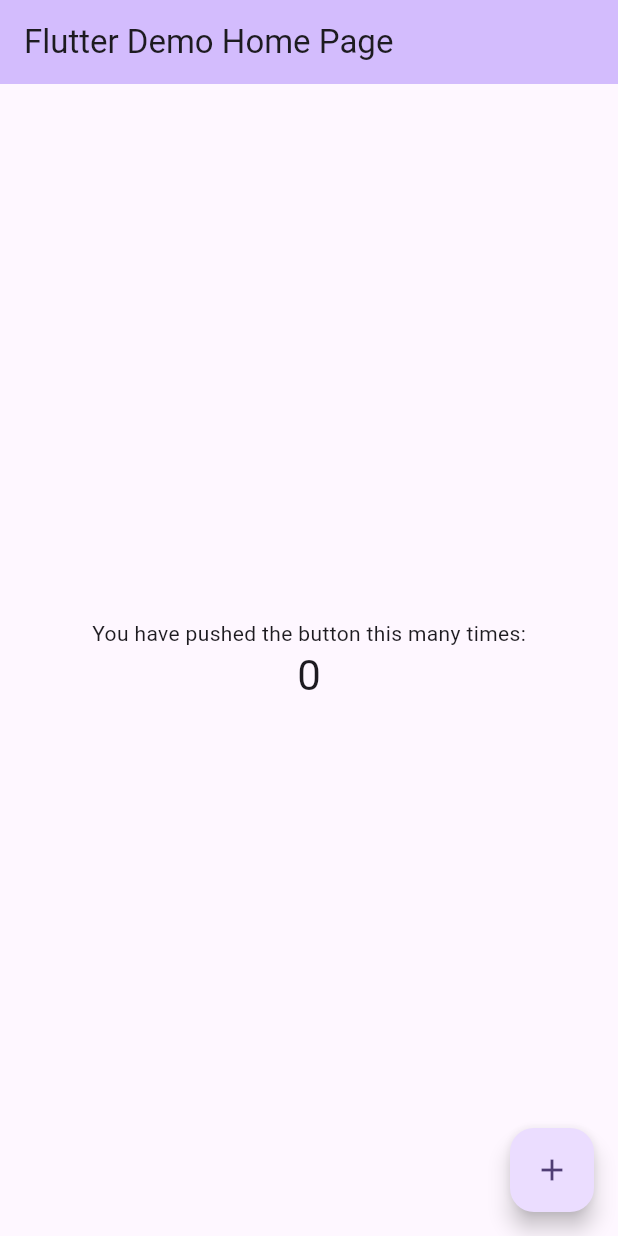
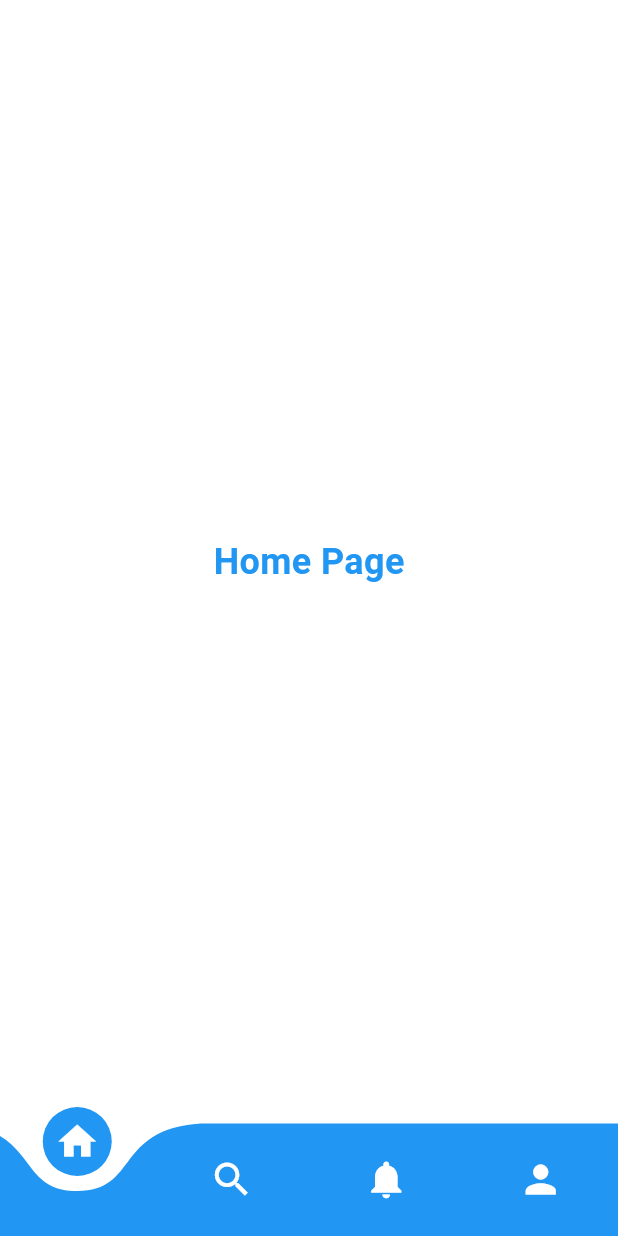
Before and after one commit to CableMoMo2027/Project_Flutter, a Flutter app: the screen it shows after launch, on a phone screen of 412 x 824 dp. Run offline on Flutter 3.47's test engine with Material 3 defaults, Android fonts, the phone set to English and light mode, and no system bars; drawn by our look-alikes of curved_navigation_bar.

Commit message:
first commit

```diff
--- /dev/null
+++ b/lib/Constant/app_constant.dart
@@ -0,0 +1,17 @@
+import 'package:flutter/material.dart';
+
+const Color primaryColor = Colors.blue;
+const Color secondaryColor = Colors.grey;
+
+const Color accentColor = Color.fromARGB(255, 0, 255, 0);
+
+TextStyle headingStyle = TextStyle(
+  fontSize: 24,
+  fontWeight: FontWeight.bold,
+  color: primaryColor,
+);
+
+TextStyle bodyStyle = TextStyle(
+  fontSize: 16,
+  color: secondaryColor,
+);
--- /dev/null
+++ b/lib/Screen/Home_Screen.dart
@@ -0,0 +1,52 @@
+import 'package:curved_navigation_bar/curved_navigation_bar.dart';
+import 'package:flutter/material.dart';
+import 'package:galleria_app/Screen/Profile_Screen.dart';
+import '../Constant/app_constant.dart';
+
+class HomeScreen extends StatefulWidget {
+  const HomeScreen({super.key});
+
+  @override
+  State<HomeScreen> createState() => _HomeScreenState();
+}
+
+class _HomeScreenState extends State<HomeScreen> {
+  int _pageIndex = 0;
+  final List<Widget> pages = [
+    Center(child: Text("Home Page", style: headingStyle,),),
+    Center(child: Text("Search Page", style: headingStyle,),),
+    Center(child: Text("Notification Page", style: headingStyle,),),
+    ProfileScreen()
+  ];
+  @override
+  Widget build(BuildContext context) {
+    return Scaffold(
+      backgroundColor: const Color.fromARGB(255, 255, 255, 255),
+
+      // body: Text(
+      //   'Welcome to Galleria App',
+      //   style: headingStyle,
+      //   textAlign: TextAlign.center,
+      // ),
+
+      body: pages[_pageIndex],
+
+      bottomNavigationBar: CurvedNavigationBar(
+        backgroundColor: Colors.transparent,
+        color: primaryColor,
+        items: [
+          Icon(Icons.home, color: const Color.fromARGB(255, 255, 255, 255), size: 30,),
+          Icon(Icons.search, color: const Color.fromARGB(255, 255, 255, 255), size: 30,),
+          Icon(Icons.notifications, color: const Color.fromARGB(255, 255, 255, 255), size: 30,),
+          Icon(Icons.person, color: const Color.fromARGB(255, 255, 255, 255), size: 30,),
+        ],
+        onTap: (index) {
+          setState(() {
+            _pageIndex = index;
+          });
+          // Handle navigation bar tap here
+        }
+        ),
+    );
+  }
+}
--- /dev/null
+++ b/lib/Screen/Profile_Screen.dart
@@ -0,0 +1,11 @@
+import 'package:flutter/material.dart';
+import '../Constant/app_constant.dart';
+
+class ProfileScreen extends StatelessWidget {
+  const ProfileScreen({super.key});
+
+  @override
+  Widget build(BuildContext context) {
+    return Center(child: Text("Profile Screen", style: headingStyle,),);
+  }
+}
--- a/lib/main.dart
+++ b/lib/main.dart
@@ -1,122 +1,20 @@
 import 'package:flutter/material.dart';
 
+import 'Screen/Home_Screen.dart';
+
 void main() {
-  runApp(const MyApp());
+  runApp(MyApp());
 }
 
 class MyApp extends StatelessWidget {
   const MyApp({super.key});
 
-  // This widget is the root of your application.
   @override
   Widget build(BuildContext context) {
     return MaterialApp(
-      title: 'Flutter Demo',
-      theme: ThemeData(
-        // This is the theme of your application.
-        //
-        // TRY THIS: Try running your application with "flutter run". You'll see
-        // the application has a purple toolbar. Then, without quitting the app,
-        // try changing the seedColor in the colorScheme below to Colors.green
-        // and then invoke "hot reload" (save your changes or press the "hot
-        // reload" button in a Flutter-supported IDE, or press "r" if you used
-        // the command line to start the app).
-        //
-        // Notice that the counter didn't reset back to zero; the application
-        // state is not lost during the reload. To reset the state, use hot
-        // restart instead.
-        //
-        // This works for code too, not just values: Most code changes can be
-        // tested with just a hot reload.
-        colorScheme: ColorScheme.fromSeed(seedColor: Colors.deepPurple),
-      ),
-      home: const MyHomePage(title: 'Flutter Demo Home Page'),
+      debugShowCheckedModeBanner: false,
+      title: 'Galleria App',
+      home: HomeScreen(),
     );
   }
 }
-
-class MyHomePage extends StatefulWidget {
-  const MyHomePage({super.key, required this.title});
-
-  // This widget is the home page of your application. It is stateful, meaning
-  // that it has a State object (defined below) that contains fields that affect
-  // how it looks.
-
-  // This class is the configuration for the state. It holds the values (in this
-  // case the title) provided by the parent (in this case the App widget) and
-  // used by the build method of the State. Fields in a Widget subclass are
-  // always marked "final".
-
-  final String title;
-
-  @override
-  State<MyHomePage> createState() => _MyHomePageState();
-}
-
-class _MyHomePageState extends State<MyHomePage> {
-  int _counter = 0;
-
-  void _incrementCounter() {
-    setState(() {
-      // This call to setState tells the Flutter framework that something has
-      // changed in this State, which causes it to rerun the build method below
-      // so that the display can reflect the updated values. If we changed
-      // _counter without calling setState(), then the build method would not be
-      // called again, and so nothing would appear to happen.
-      _counter++;
-    });
-  }
-
-  @override
-  Widget build(BuildContext context) {
-    // This method is rerun every time setState is called, for instance as done
-    // by the _incrementCounter method above.
-    //
-    // The Flutter framework has been optimized to make rerunning build methods
-    // fast, so that you can just rebuild anything that needs updating rather
-    // than having to individually change instances of widgets.
-    return Scaffold(
-      appBar: AppBar(
-        // TRY THIS: Try changing the color here to a specific color (to
-        // Colors.amber, perhaps?) and trigger a hot reload to see the AppBar
-        // change color while the other colors stay the same.
-        backgroundColor: Theme.of(context).colorScheme.inversePrimary,
-        // Here we take the value from the MyHomePage object that was created by
-        // the App.build method, and use it to set our appbar title.
-        title: Text(widget.title),
-      ),
-      body: Center(
-        // Center is a layout widget. It takes a single child and positions it
-        // in the middle of the parent.
-        child: Column(
-          // Column is also a layout widget. It takes a list of children and
-          // arranges them vertically. By default, it sizes itself to fit its
-          // children horizontally, and tries to be as tall as its parent.
-          //
-          // Column has various properties to control how it sizes itself and
-          // how it positions its children. Here we use mainAxisAlignment to
-          // center the children vertically; the main axis here is the vertical
-          // axis because Columns are vertical (the cross axis would be
-          // horizontal).
-          //
-          // TRY THIS: Invoke "debug painting" (choose the "Toggle Debug Paint"
-          // action in the IDE, or press "p" in the console), to see the
-          // wireframe for each widget.
-          mainAxisAlignment: MainAxisAlignment.center,
-          children: <Widget>[
-            const Text('You have pushed the button this many times:'),
-            Text(
-              '$_counter',
-              style: Theme.of(context).textTheme.headlineMedium,
-            ),
-          ],
-        ),
-      ),
-      floatingActionButton: FloatingActionButton(
-        onPressed: _incrementCounter,
-        tooltip: 'Increment',
-        child: const Icon(Icons.add),
-      ), // This trailing comma makes auto-formatting nicer for build methods.
-    );
-  }
-}
```
